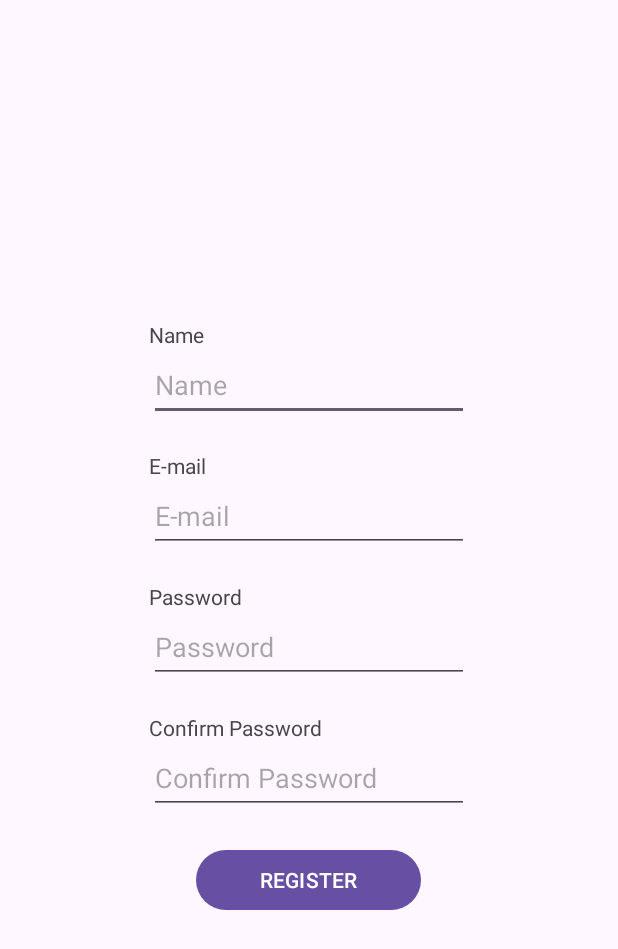
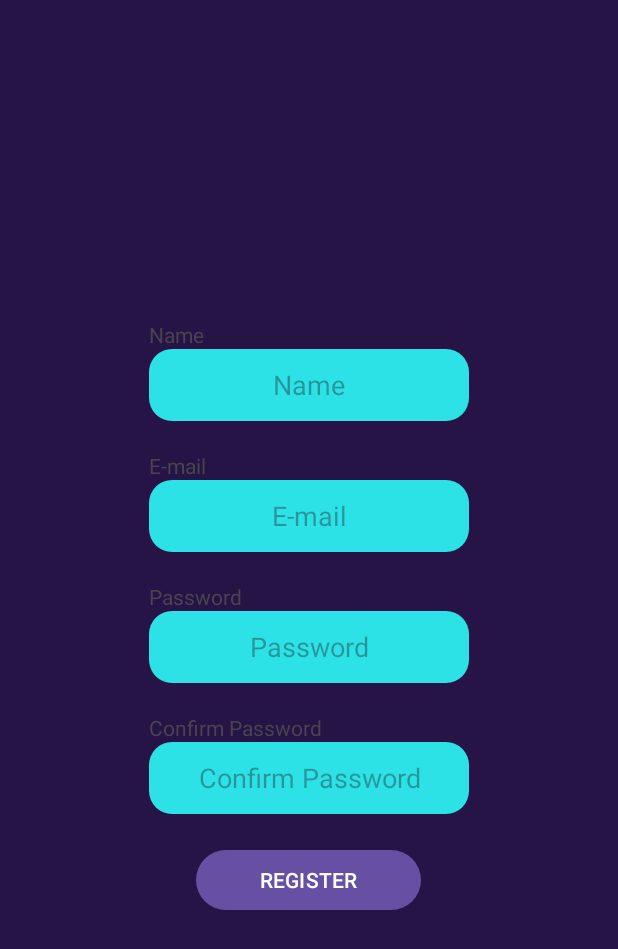
Before and after one commit to p0tatoes/ITE2exam, an Android app: the RegisterActivity screen opened directly, with no data from a screen before it, on a phone screen of 412 x 824 dp. Shown: the top 949 px of the screen. Run offline under Robolectric (Android 15) with nearby library versions, the phone set to English and light mode, and no system bars; our stand-ins replace Firebase (no records; nobody signed in at launch, a user with empty details on screens opened directly).

Commit message:
ui updates

```diff
--- /dev/null
+++ b/app/src/main/res/drawable/rounded_edittext.xml
@@ -0,0 +1,12 @@
+<?xml version="1.0" encoding="utf-8"?>
+<shape xmlns:android="http://schemas.android.com/apk/res/android"
+    android:shape="rectangle"
+    android:padding="10dp">
+
+    <solid android:color="#2de2e6" />
+    <corners
+        android:bottomRightRadius="15dp"
+        android:bottomLeftRadius="15dp"
+        android:topLeftRadius="15dp"
+        android:topRightRadius="15dp" />
+</shape>
--- a/app/src/main/res/layout/activity_register.xml
+++ b/app/src/main/res/layout/activity_register.xml
@@ -6,7 +6,8 @@
     android:layout_height="match_parent"
     android:gravity="center"
     android:orientation="vertical"
-    tools:context=".RegisterActivity">
+    tools:context=".RegisterActivity"
+    android:background="#261447">
 
     <LinearLayout
         android:layout_width="wrap_content"
@@ -27,7 +28,9 @@
             android:ems="10"
             android:hint="@string/str_name"
             android:inputType="text"
-            android:minHeight="48dp" />
+            android:minHeight="48dp"
+            android:gravity="center"
+            android:background="@drawable/rounded_edittext"/>
 
     </LinearLayout>
 
@@ -50,7 +53,9 @@
             android:ems="10"
             android:hint="@string/str_email"
             android:inputType="textEmailAddress"
-            android:minHeight="48dp" />
+            android:minHeight="48dp"
+            android:gravity="center"
+            android:background="@drawable/rounded_edittext"/>
     </LinearLayout>
 
     <LinearLayout
@@ -72,7 +77,9 @@
             android:ems="10"
             android:hint="@string/str_password"
             android:inputType="textPassword"
-            android:minHeight="48dp" />
+            android:minHeight="48dp"
+            android:gravity="center"
+            android:background="@drawable/rounded_edittext"/>
     </LinearLayout>
 
     <LinearLayout
@@ -94,7 +101,9 @@
             android:ems="10"
             android:hint="@string/str_confirmPassword"
             android:inputType="textPassword"
-            android:minHeight="48dp" />
+            android:minHeight="48dp"
+            android:gravity="center"
+            android:background="@drawable/rounded_edittext"/>
 
     </LinearLayout>
 
--- a/build.gradle.kts
+++ b/build.gradle.kts
@@ -5,6 +5,6 @@ buildscript {
 }
 // Top-level build file where you can add configuration options common to all sub-projects/modules.
 plugins {
-    id("com.android.application") version "8.1.2" apply false
+    id("com.android.application") version "8.1.3" apply false
     id("org.jetbrains.kotlin.android") version "1.9.0" apply false
 }
```
Also changed, not shown: app/src/main/res/layout/activity_login.xml (+20 -2 lines).
